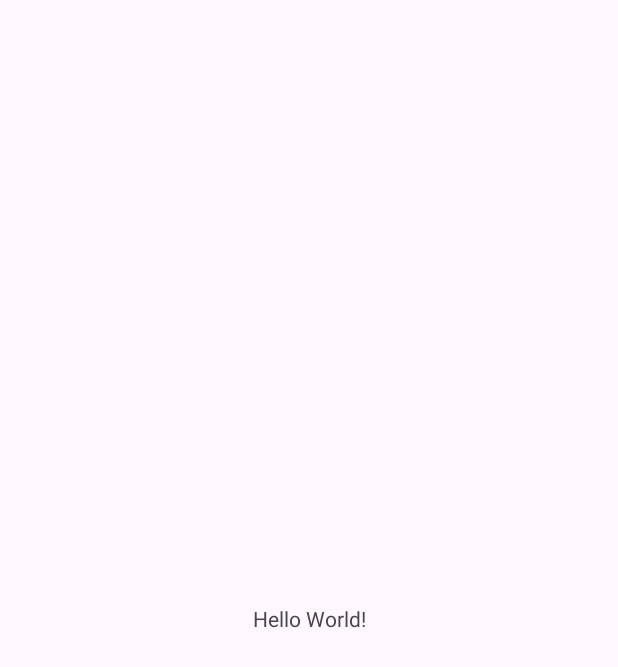
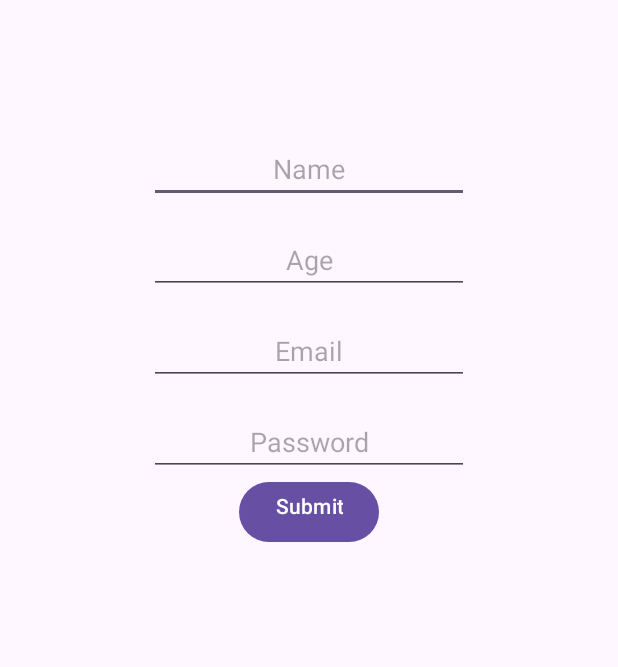
Before and after one commit to txxb/ClassActivity3, an Android app: the screen it shows after launch (MainActivity), on a phone screen of 412 x 824 dp. Before the commit the part shown is almost empty. Shown: the top 667 px of the screen. Run offline under Robolectric (Android 15) with nearby library versions, the phone set to English and light mode, and no system bars.

Commit message:
added a linear layout & updated constraint layout.

```diff
--- a/app/src/main/java/edu/temple/classactivity/MainActivity.kt
+++ b/app/src/main/java/edu/temple/classactivity/MainActivity.kt
@@ -9,6 +9,6 @@ import androidx.core.view.WindowInsetsCompat
 class MainActivity : AppCompatActivity() {
     override fun onCreate(savedInstanceState: Bundle?) {
         super.onCreate(savedInstanceState)
-        setContentView(R.layout.activity_main)
+        setContentView(R.layout.linearlayout)
     }
 }
--- /dev/null
+++ b/app/src/main/res/layout/linearlayout.xml
@@ -0,0 +1,58 @@
+<?xml version="1.0" encoding="utf-8"?>
+<LinearLayout xmlns:android="http://schemas.android.com/apk/res/android"
+    android:orientation="vertical"
+    android:layout_width="match_parent"
+    android:layout_height="match_parent">
+
+    <EditText
+        android:id="@+id/editTextText"
+        android:layout_width="wrap_content"
+        android:layout_height="wrap_content"
+        android:layout_gravity="center_horizontal"
+        android:ems="10"
+        android:gravity="center_horizontal"
+        android:hint="Name"
+        android:inputType="text"
+        android:paddingTop="100dp" />
+
+    <EditText
+        android:id="@+id/editTextNumber"
+        android:layout_width="wrap_content"
+        android:layout_height="wrap_content"
+        android:layout_gravity="center_horizontal"
+        android:ems="10"
+        android:gravity="center_horizontal"
+        android:hint="Age"
+        android:inputType="number"
+        android:paddingTop="25dp" />
+
+    <EditText
+        android:id="@+id/editTextTextEmailAddress"
+        android:layout_width="wrap_content"
+        android:layout_height="wrap_content"
+        android:layout_gravity="center_horizontal"
+        android:ems="10"
+        android:gravity="center_horizontal"
+        android:hint="Email"
+        android:inputType="textEmailAddress"
+        android:paddingTop="25dp" />
+
+    <EditText
+        android:id="@+id/editTextTextPassword"
+        android:layout_width="wrap_content"
+        android:layout_height="wrap_content"
+        android:layout_gravity="center_horizontal"
+        android:ems="10"
+        android:gravity="center_horizontal"
+        android:hint="Password"
+        android:inputType="textPassword"
+        android:paddingTop="25dp" />
+
+    <Button
+        android:id="@+id/button"
+        android:layout_width="wrap_content"
+        android:layout_height="wrap_content"
+        android:layout_gravity="center_horizontal"
+        android:gravity="center_horizontal"
+        android:text="Submit" />
+</LinearLayout>
--- a/gradle/libs.versions.toml
+++ b/gradle/libs.versions.toml
@@ -1,5 +1,5 @@
 [versions]
-agp = "8.7.2"
+agp = "8.5.0"
 kotlin = "1.9.24"
 coreKtx = "1.15.0"
 junit = "4.13.2"
```
Also changed, not shown: app/src/main/res/layout/activity_main.xml (+74 -3 lines).
